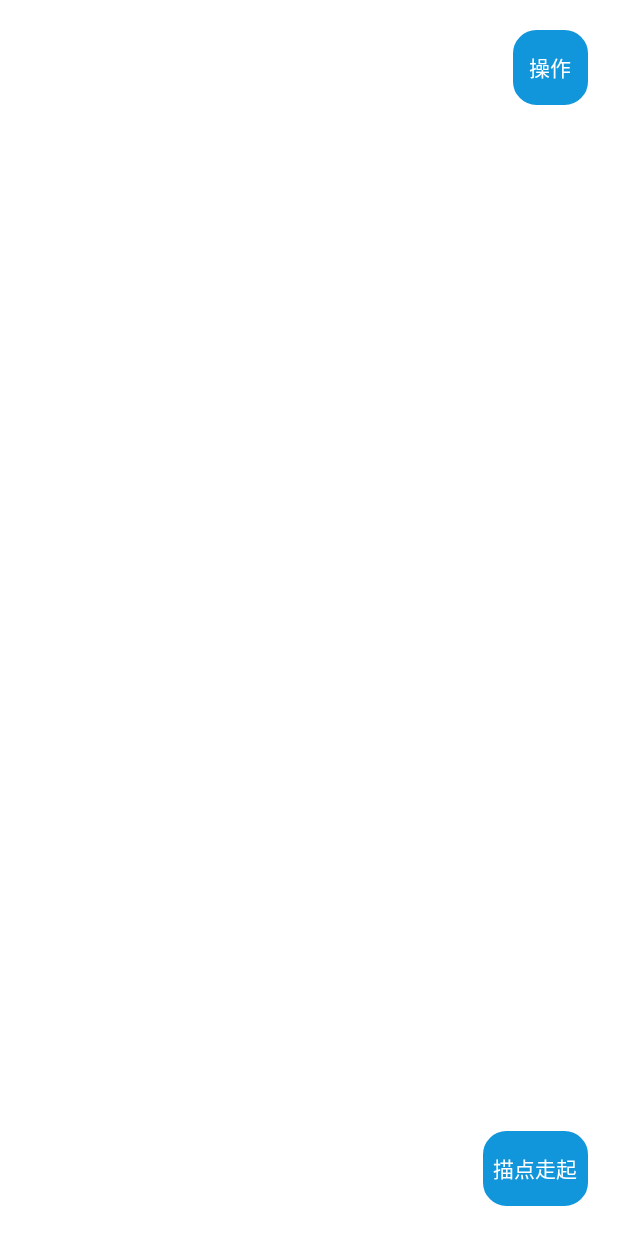
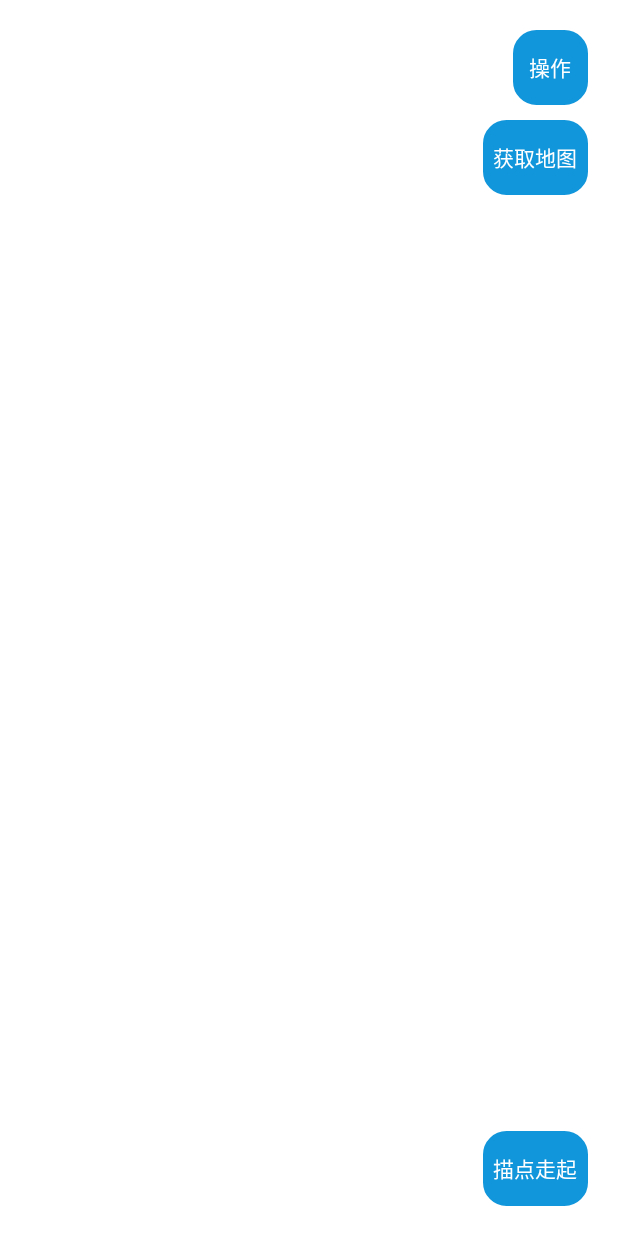
Before and after one commit to linfeidie/donghaoProect, an Android app: the screen it shows after launch (CehuaActivity), on a phone screen of 412 x 824 dp. Run offline under Robolectric (Android 15) with nearby library versions, the phone set to English and light mode, and no system bars; libraries missing offline, so code that uses them is left out: com.baidu.mapapi, com.qiantao.coordinatormenu, com.suke.widget, com.warkiz.widget, fr.ganfra.materialspinner and 1 more; plain views replace CoordinatorMenu, MainView, PercentRelativeLayout; 12 statements that could not run were skipped.

Commit message:
测试正常版

```diff
--- a/app/src/main/java/ac/scri/com/donghaoproect/Contanst.java
+++ b/app/src/main/java/ac/scri/com/donghaoproect/Contanst.java
@@ -13,7 +13,7 @@ public class Contanst {
 
     public static MapParamEntity MAPPARAMENTITY = null;
 
-    public static  String PORT = "7665"; //服务器端口
+    public static  String PORT = "7661"; //服务器端口
 
     public static final int ORDER_INTERVAL = 500 ; //按钮按下命令间隔
 
@@ -49,7 +49,7 @@ public class Contanst {
 
     public static RobotState CURRENTSTATE = RobotState.idle;//当前是状态，默认是空闲
 
-    public static String IP_ADDRESS = "192.168.1.139";
+    public static String IP_ADDRESS = "10.42.0.1";
 
 
     /*
--- a/app/src/main/java/ac/scri/com/donghaoproect/manager/ControlSendManager.java
+++ b/app/src/main/java/ac/scri/com/donghaoproect/manager/ControlSendManager.java
@@ -37,7 +37,7 @@ public class ControlSendManager {
     private static XTcpClient xTcpClient;
     private static Context mContext = DonghaoApplication.getApplication();
     private static int id = -9;
-    private static int click_count = 1;//描点数
+    public static int click_count = 1;//描点数
 
     public static void  init(Context context,String ipAddress, TcpClientListener listener){
         TcpClientManager.sMXTcpClients.clear();
@@ -264,7 +264,7 @@ public class ControlSendManager {
             poseEntity.setX(x);
             poseEntity.setY(y);
             poseEntity.setZ(0f);
-            poseEntity.setYaw(0f);
+            poseEntity.setYaw(yaw);
             entity.setPose(poseEntity);
             String s = GsonUtil.GsonString(entity)+ "\n";
             xTcpClient.sendMsg(s);
--- a/app/src/main/res/layout/main.xml
+++ b/app/src/main/res/layout/main.xml
@@ -82,7 +82,7 @@
                 android:textColor="@android:color/white" />
 
             <TextView
-                android:id="@+id/textView"
+                android:id="@+id/tv_clear_points"
                 android:layout_width="wrap_content"
                 android:layout_height="wrap_content"
                 android:layout_alignParentStart="true"
@@ -123,5 +123,19 @@
             android:textColor="@android:color/white"
             android:gravity="center"
             android:text="描点走起" />
+
+        <TextView
+            android:id="@+id/tv_get_nav_map"
+            android:layout_width="70dp"
+            android:layout_height="50dp"
+            android:layout_marginTop="10dp"
+            android:background="@drawable/shape_button"
+            android:gravity="center"
+            android:text="获取地图"
+            android:onClick="get_nav_map"
+            android:textColor="@android:color/white"
+            android:layout_below="@id/tv_todo"
+            android:layout_alignRight="@+id/tv_todo"
+            />
     </android.support.percent.PercentRelativeLayout>
 </com.qiantao.coordinatormenu.MainView>
--- a/app/src/main/res/layout/menu.xml
+++ b/app/src/main/res/layout/menu.xml
@@ -42,7 +42,11 @@
             android:id="@+id/tv_setting"
             android:layout_width="wrap_content"
             android:layout_height="wrap_content"
+            android:layout_marginLeft="50dp"
             android:layout_gravity="center_vertical"
+            android:gravity="center"
+            android:textColor="@android:color/white"
+            android:background="@drawable/circ_button"
             android:text="设置"/>
     </LinearLayout>
 
```
Also changed, not shown: app/src/main/java/ac/scri/com/donghaoproect/activity/CehuaActivity.java (+19 -0 lines), app/src/main/java/ac/scri/com/donghaoproect/manager/ComBitmapManager.java (+5 -2 lines), app/src/main/java/ac/scri/com/donghaoproect/tool/SharedPreferencesHelper.java (added, +93 -0 lines), app/src/main/res/layout/fragment_indoor.xml (+5 -3 lines).
